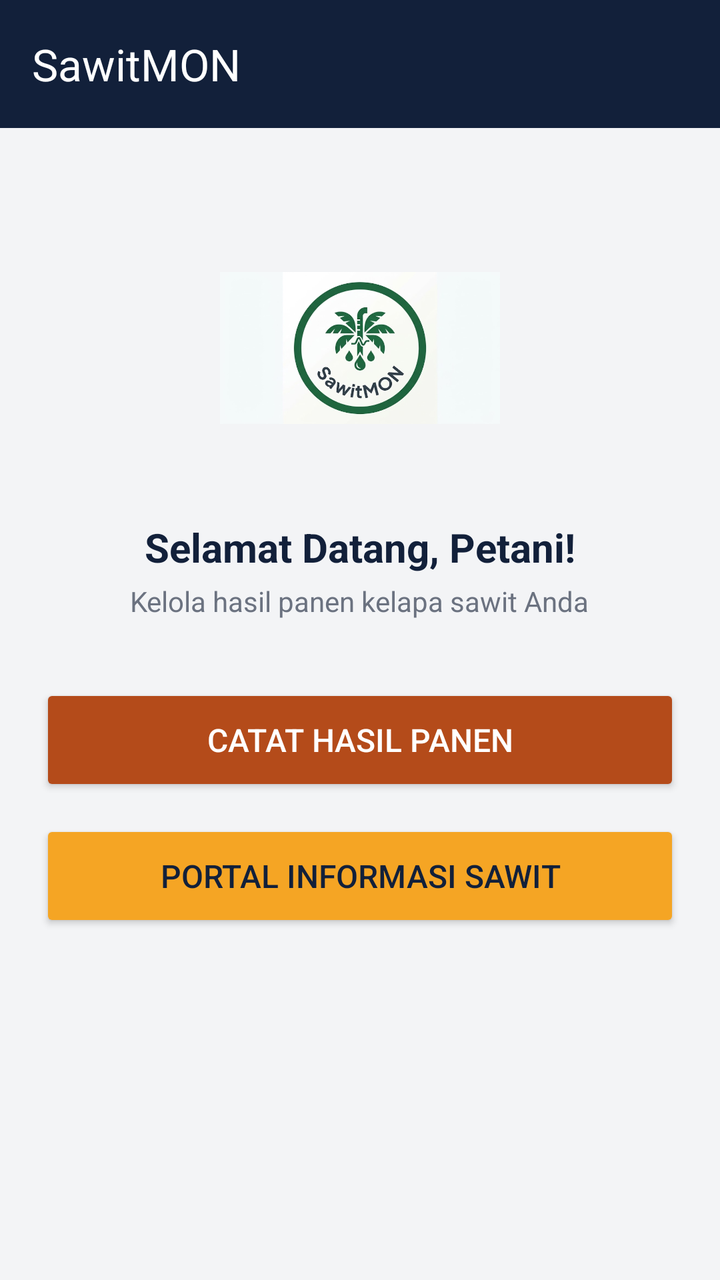
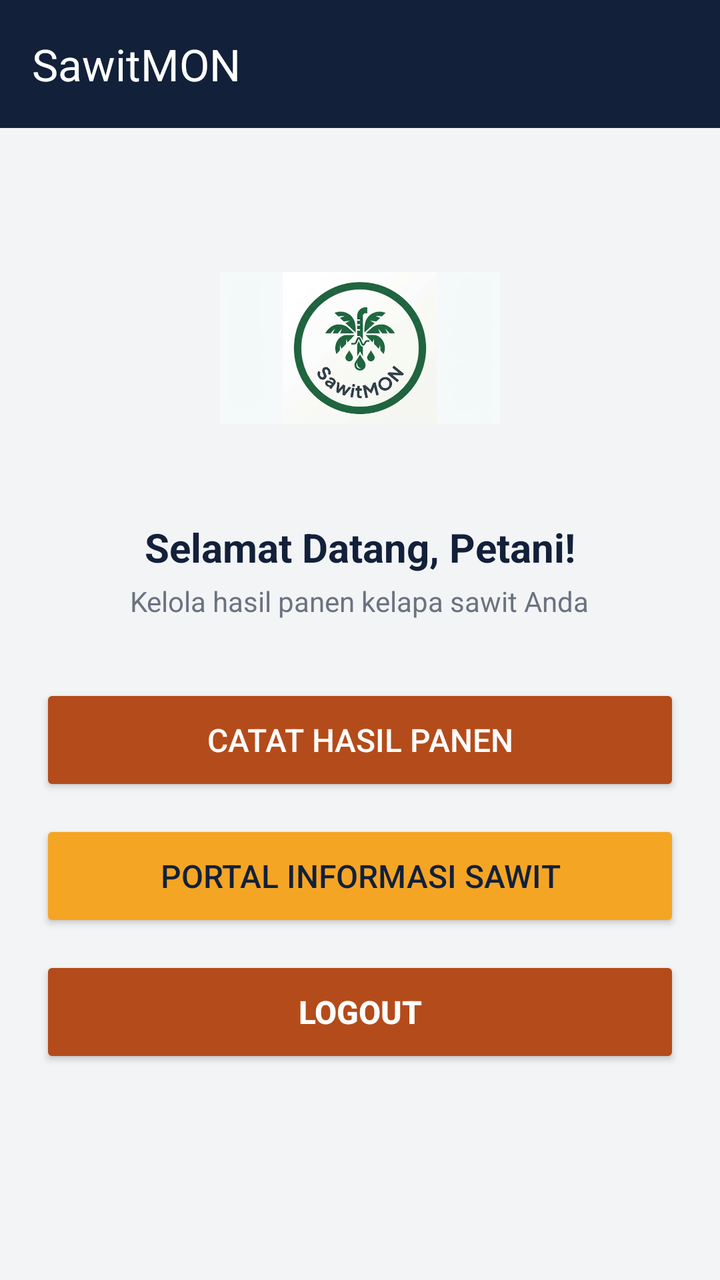

Compare the two renders of this Android layout. The source of the first and the diff that turns it into the second are given below.
<!-- AndroidManifest.xml: application theme Theme.ELVOreo -->
<!-- res/layout/activity_main.xml -->
<?xml version="1.0" encoding="utf-8"?>
<LinearLayout xmlns:android="http://schemas.android.com/apk/res/android"
    xmlns:app="http://schemas.android.com/apk/res-auto"
    android:layout_width="match_parent"
    android:layout_height="match_parent"
    android:orientation="vertical"
    android:background="#F3F4F6">

    
    <androidx.appcompat.widget.Toolbar
        android:id="@+id/toolbarMain"
        android:layout_width="match_parent"
        android:layout_height="?attr/actionBarSize"
        android:background="#12203A"
        app:title="SawitMON"
        app:titleTextColor="#FFFFFF" />

    <ScrollView
        android:layout_width="match_parent"
        android:layout_height="match_parent"
        android:padding="20dp">

        <LinearLayout
            android:layout_width="match_parent"
            android:layout_height="wrap_content"
            android:orientation="vertical"
            android:gravity="center_horizontal">

            
            <ImageView
                android:id="@+id/imgLogo"
                android:layout_width="140dp"
                android:layout_height="140dp"
                android:layout_marginTop="20dp"
                android:layout_marginBottom="16dp"
                android:src="@drawable/logosawit"
                android:scaleType="fitCenter" />

            
            <TextView
                android:layout_width="wrap_content"
                android:layout_height="wrap_content"
                android:text="Selamat Datang, Petani!"
                android:textColor="#12203A"
                android:textSize="20sp"
                android:textStyle="bold"
                android:layout_marginBottom="4dp" />

            <TextView
                android:layout_width="wrap_content"
                android:layout_height="wrap_content"
                android:text="Kelola hasil panen kelapa sawit Anda"
                android:textColor="#6B7280"
                android:textSize="14sp"
                android:layout_marginBottom="32dp" />

            
            <Button
                android:id="@+id/btnDetail"
                android:layout_width="match_parent"
                android:layout_height="56dp"
                android:text="Catat Hasil Panen"
                android:textColor="#FFFFFF"
                android:textSize="16sp"
                android:backgroundTint="#B44B1A"
                android:layout_marginBottom="12dp" />

            
            <Button
                android:id="@+id/btnWebSawit"
                android:layout_width="match_parent"
                android:layout_height="56dp"
                android:text="Portal Informasi Sawit"
                android:textColor="#12203A"
                android:textSize="16sp"
                android:backgroundTint="#F5A524" />

        </LinearLayout>
    </ScrollView>
</LinearLayout>
<!-- resources referenced by this layout -->
<resources>
  <!-- drawable logosawit: png bitmap (drawable, 207761 bytes) -->
  <style name="Theme.ELVOreo" parent="Base.Theme.ELVOreo" />
  <style name="Base.Theme.ELVOreo" parent="Theme.Material3.DayNight.NoActionBar">
          
          
      </style>
</resources>

<!-- the commit's change to res/layout/activity_main.xml (unified diff, before → after) -->
@@ -73,7 +73,19 @@
                 android:text="Portal Informasi Sawit"
                 android:textColor="#12203A"
                 android:textSize="16sp"
-                android:backgroundTint="#F5A524" />
+                android:backgroundTint="#F5A524"
+                android:layout_marginBottom="12dp" />
+
+            
+            <Button
+                android:id="@+id/btnLogout"
+                android:layout_width="match_parent"
+                android:layout_height="56dp"
+                android:text="Logout"
+                android:textColor="#FFFFFF"
+                android:textSize="16sp"
+                android:backgroundTint="#B44B1A"
+                android:textStyle="bold" />
 
         </LinearLayout>
     </ScrollView>
